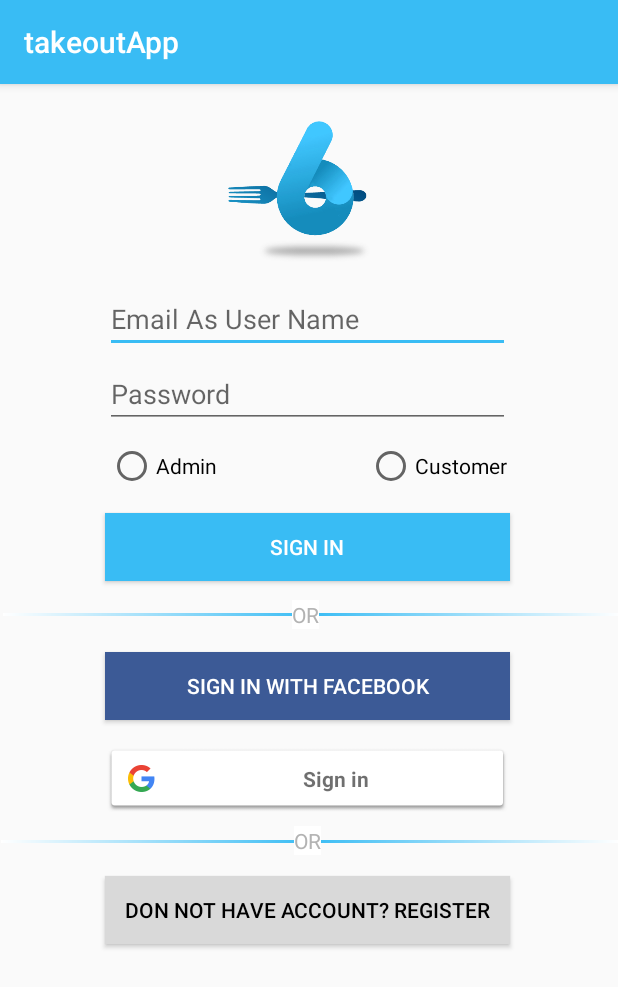
After one commit to Adamkzh/takeoutApp, an Android app: the SigninActivity screen opened directly, with no data from a screen before it, on a phone screen of 412 x 824 dp. The commit adds this screen. Shown: the top 987 px of the screen. Run offline under Robolectric (Android 15) with nearby library versions, the phone set to English and light mode, and no system bars; our stand-ins replace Firebase (no records; nobody signed in at launch, a user with empty details on screens opened directly).

Commit message:
Google login works

```diff
--- a/app/build.gradle
+++ b/app/build.gradle
@@ -40,5 +40,8 @@ dependencies {
     implementation 'com.firebase:firebase-client-android:2.5.0'
     implementation 'com.flipboard:bottomsheet-core:1.5.3'
     implementation 'com.nostra13.universalimageloader:universal-image-loader:1.9.5'
+
+    implementation 'com.google.android.gms:play-services-auth:15.0.1'
+    compile 'com.google.android.gms:play-services-auth:15.0.1'
 }
 apply plugin: 'com.google.gms.google-services'
--- /dev/null
+++ b/app/src/main/java/cmpe275eat/takeoutapp/SigninActivity.java
@@ -0,0 +1,124 @@
+package cmpe275eat.takeoutapp;
+
+import android.content.Intent;
+import android.support.annotation.NonNull;
+import android.support.v7.app.AppCompatActivity;
+import android.os.Bundle;
+import android.util.Log;
+import android.view.View;
+import android.widget.Toast;
+
+import com.google.android.gms.auth.api.signin.GoogleSignIn;
+import com.google.android.gms.auth.api.signin.GoogleSignInAccount;
+import com.google.android.gms.auth.api.signin.GoogleSignInClient;
+import com.google.android.gms.auth.api.signin.GoogleSignInOptions;
+import com.google.android.gms.common.SignInButton;
+import com.google.android.gms.common.api.ApiException;
+import com.google.android.gms.tasks.OnCompleteListener;
+import com.google.android.gms.tasks.Task;
+import com.google.firebase.auth.AuthCredential;
+import com.google.firebase.auth.AuthResult;
+import com.google.firebase.auth.FirebaseAuth;
+import com.google.firebase.auth.FirebaseUser;
+import com.google.firebase.auth.GoogleAuthProvider;
+
+public class SigninActivity extends AppCompatActivity {
+
+    SignInButton button;
+    private final static int RC_SIGN_IN = 2;
+    FirebaseAuth mAuth;
+    GoogleSignInClient mGoogleSignInClient;
+    FirebaseAuth.AuthStateListener mAuthListener;
+
+    @Override
+    protected void onStart() {
+        super.onStart();
+        mAuth.addAuthStateListener(mAuthListener);
+
+    }
+
+
+    // onCreate function
+    @Override
+    protected void onCreate(Bundle savedInstanceState) {
+        super.onCreate(savedInstanceState);
+        setContentView(R.layout.activity_signin);
+
+        button = findViewById(R.id.btn_googleSignIn);
+        mAuth = FirebaseAuth.getInstance();
+
+        button.setOnClickListener(new View.OnClickListener() {
+            @Override
+            public void onClick(View v) {
+                signIn();
+            }
+        });
+
+        mAuthListener = new FirebaseAuth.AuthStateListener() {
+            @Override
+            public void onAuthStateChanged(@NonNull FirebaseAuth firebaseAuth) {
+                if(firebaseAuth.getCurrentUser() != null){
+                    // go to successfully sign in page result: customer or admin, now I use a logout activity for testing logout
+                    Intent logoutIntent = new Intent(SigninActivity.this, LogoutActivity.class);
+                    startActivity(logoutIntent);
+                }
+            }
+        };
+
+        GoogleSignInOptions gso = new GoogleSignInOptions.Builder(GoogleSignInOptions.DEFAULT_SIGN_IN)
+                .requestIdToken(getString(R.string.default_web_client_id))
+                .requestEmail()
+                .build();
+
+        mGoogleSignInClient = GoogleSignIn.getClient(this, gso);
+    }
+
+    private void signIn() {
+        Intent signInIntent = mGoogleSignInClient.getSignInIntent();
+        startActivityForResult(signInIntent, RC_SIGN_IN);
+    }
+
+    @Override
+    public void onActivityResult(int requestCode, int resultCode, Intent data) {
+        super.onActivityResult(requestCode, resultCode, data);
+
+        // Result returned from launching the Intent from GoogleSignInApi.getSignInIntent(...);
+        if (requestCode == RC_SIGN_IN) {
+            Task<GoogleSignInAccount> task = GoogleSignIn.getSignedInAccountFromIntent(data);
+            try {
+                // Google Sign In was successful, authenticate with Firebase
+                GoogleSignInAccount account = task.getResult(ApiException.class);
+                firebaseAuthWithGoogle(account);
+            } catch (ApiException e) {
+                // Google Sign In failed, update UI appropriately
+                Log.w("TAG", "Google sign in failed", e);
+                // ...
+            }
+        }
+    }
+
+    private void firebaseAuthWithGoogle(GoogleSignInAccount acct) {
+        Log.d("TAG", "firebaseAuthWithGoogle:" + acct.getId());
+
+        AuthCredential credential = GoogleAuthProvider.getCredential(acct.getIdToken(), null);
+        mAuth.signInWithCredential(credential)
+            .addOnCompleteListener(this, new OnCompleteListener<AuthResult>() {
+                @Override
+                public void onComplete(@NonNull Task<AuthResult> task) {
+                    if (task.isSuccessful()) {
+                        // Sign in success, update UI with the signed-in user's information
+                        Log.d("TAG", "signInWithCredential:success");
+                        FirebaseUser user = mAuth.getCurrentUser();
+//                            updateUI(user);
+                    } else {
+                        // If sign in fails, display a message to the user.
+                        Log.w("TAG", "signInWithCredential:failure", task.getException());
+//                            Snackbar.make(findViewById(R.id.main_layout), "Authentication Failed.", Snackbar.LENGTH_SHORT).show();
+                        Toast.makeText(SigninActivity.this,"autentication faild", Toast.LENGTH_SHORT).show();
+//                            updateUI(null);
+                    }
+                }
+            });
+    }
+
+}
--- /dev/null
+++ b/app/src/main/res/layout/activity_signin.xml
@@ -0,0 +1,174 @@
+<?xml version="1.0" encoding="utf-8"?>
+<AbsoluteLayout xmlns:app="http://schemas.android.com/apk/res-auto"
+    xmlns:tools="http://schemas.android.com/tools"
+    xmlns:android="http://schemas.android.com/apk/res/android"
+    android:id="@+id/mainContainer"
+    android:layout_width="match_parent"
+    android:layout_height="match_parent"
+    tools:context=".MainActivity"
+    tools:ignore="Deprecated">
+
+    <ImageView
+        android:id="@+id/logo"
+        android:layout_width="100dp"
+        android:layout_height="104dp"
+        android:layout_x="152dp"
+        android:layout_y="20dp"
+        android:contentDescription="@string/logo"
+        app:srcCompat="@drawable/logo"
+        tools:layout_editor_absoluteX="155dp"
+        tools:layout_editor_absoluteY="25dp" />
+
+    <EditText
+        android:id="@+id/signIn_userName"
+        android:layout_width="270dp"
+        android:layout_height="45dp"
+        android:layout_x="70dp"
+        android:layout_y="134dp"
+        android:ems="10"
+        android:hint="@string/u_n"
+        android:inputType="text"
+        tools:layout_editor_absoluteX="70dp"
+        tools:layout_editor_absoluteY="143dp" />
+
+    <EditText
+        android:id="@+id/signIn_password"
+        android:layout_width="270dp"
+        android:layout_height="45dp"
+        android:layout_x="70dp"
+        android:layout_y="184dp"
+        android:ems="10"
+        android:hint="@string/p_w"
+        android:inputType="textPassword"
+        tools:layout_editor_absoluteX="70dp"
+        tools:layout_editor_absoluteY="203dp" />
+
+    <Button
+        android:id="@+id/btn_signIn"
+        android:layout_width="270dp"
+        android:layout_height="45dp"
+        android:layout_x="70dp"
+        android:layout_y="286dp"
+        android:background="@color/lightBlue"
+        android:text="@string/s_i"
+        android:textColor="#ffffff"
+        tools:layout_editor_absoluteX="70dp"
+        tools:layout_editor_absoluteY="266dp" />
+
+    <View
+        android:layout_width="fill_parent"
+        android:layout_height="2dp"
+        android:layout_marginTop="332dp"
+        android:layout_x="1dp"
+        android:layout_y="504dp"
+        android:background="@drawable/gradient_line"
+        app:layout_constraintTop_toTopOf="parent"
+        tools:layout_editor_absoluteX="0dp" />
+
+    <TextView
+        android:id="@+id/letter_or"
+        android:layout_width="wrap_content"
+        android:layout_height="wrap_content"
+        android:layout_x="196dp"
+        android:layout_y="495dp"
+        android:background="#FFFFFF"
+        android:text="@string/or"
+        android:textColor="#b3b3b3"
+        tools:layout_editor_absoluteX="196dp"
+        tools:layout_editor_absoluteY="320dp" />
+
+    <Button
+        android:id="@+id/btn_fbSignIn"
+        android:layout_width="270dp"
+        android:layout_height="45dp"
+        android:layout_x="70dp"
+        android:layout_y="379dp"
+        android:background="@color/facebook"
+        android:text="@string/s_i_fb"
+        android:textColor="#ffffff"
+        tools:layout_editor_absoluteX="70dp"
+        tools:layout_editor_absoluteY="358dp" />
+
+    <com.google.android.gms.common.SignInButton
+        android:id="@+id/btn_googleSignIn"
+        android:layout_width="270dp"
+        android:layout_height="45dp"
+        android:layout_x="70dp"
+        android:layout_y="440dp" />
+
+    <!--<Button-->
+    <!--android:id="@+id/btn_googleSignIn"-->
+    <!--android:layout_width="270dp"-->
+    <!--android:layout_height="45dp"-->
+    <!--android:layout_x="70dp"-->
+    <!--android:layout_y="437dp"-->
+    <!--android:background="@color/google"-->
+    <!--android:text="@string/s_i_goo"-->
+    <!--android:textColor="#000000"-->
+    <!--tools:layout_editor_absoluteX="70dp"-->
+    <!--tools:layout_editor_absoluteY="423dp" />-->
+
+    <Button
+        android:id="@+id/btn_goToRegister"
+        android:layout_width="270dp"
+        android:layout_height="45dp"
+        android:layout_x="70dp"
+        android:layout_y="528dp"
+        android:background="@color/lightGray"
+        android:text="@string/d_reg"
+        android:textColor="#000000"
+        tools:layout_editor_absoluteX="70dp"
+        tools:layout_editor_absoluteY="523dp" />
+
+    <View
+        android:id="@+id/view"
+        android:layout_width="fill_parent"
+        android:layout_height="2dp"
+        android:layout_marginTop="492dp"
+        android:layout_x="2dp"
+        android:layout_y="353dp"
+        android:background="@drawable/gradient_line"
+        app:layout_constraintTop_toTopOf="parent"
+        tools:layout_editor_absoluteX="0dp" />
+
+    <TextView
+        android:id="@+id/letter_or2"
+        android:layout_width="wrap_content"
+        android:layout_height="wrap_content"
+        android:layout_x="195dp"
+        android:layout_y="344dp"
+        android:background="#FFFFFF"
+        android:text="@string/or"
+        android:textColor="#b3b3b3"
+        tools:layout_editor_absoluteX="196dp"
+        tools:layout_editor_absoluteY="483dp" />
+
+    <RadioGroup
+        android:id="@+id/radioGroup_signIn"
+        android:layout_width="266dp"
+        android:layout_height="wrap_content"
+        android:layout_x="72dp"
+        android:layout_y="239dp"
+        android:gravity="center"
+        android:orientation="horizontal">
+
+        <RadioButton
+            android:id="@+id/rbtn_admin"
+            android:layout_weight="1"
+            android:layout_width="113dp"
+            android:layout_height="wrap_content"
+            android:text="@string/asAdm"
+            tools:layout_editor_absoluteX="68dp"
+            tools:layout_editor_absoluteY="313dp" />
+
+        <RadioButton
+            android:id="@+id/rbtn_cus"
+            android:layout_width="wrap_content"
+            android:layout_height="wrap_content"
+            android:text="@string/asCus"
+            tools:layout_editor_absoluteX="208dp"
+            tools:layout_editor_absoluteY="333dp" />
+
+    </RadioGroup>
+
+</AbsoluteLayout>
```
Also changed, not shown: app/src/main/AndroidManifest.xml (+7 -5 lines), app/src/main/java/cmpe275eat/takeoutapp/LogoutActivity.java (added, +51 -0 lines), app/src/main/java/cmpe275eat/takeoutapp/RegisterActivity.java (+5 -22 lines), app/src/main/res/layout/activity_logout.xml (added, +29 -0 lines), app/src/main/res/values/strings.xml (+12 -12 lines), 1 other file.
